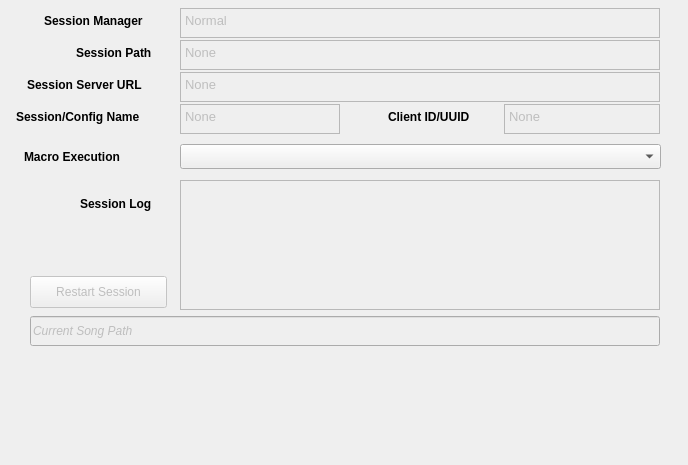
Before: the Qt Designer form seq_qt5/forms/qsessionframe.ui in ahlstromcj/seq66, drawn with Qt 5.
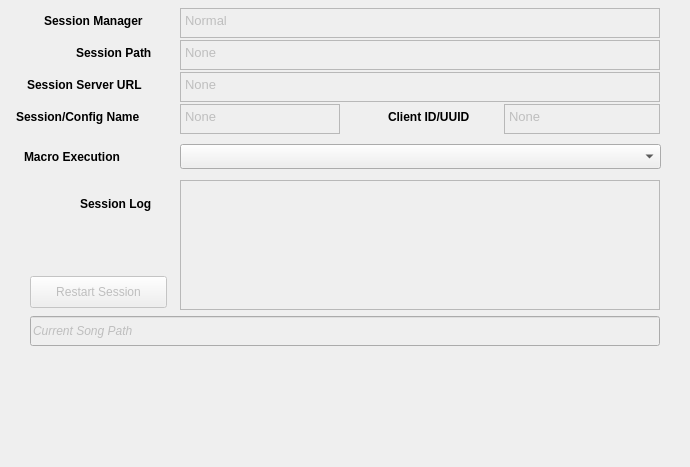
After: the same form once the commit is applied.

```diff
--- a/seq_qt5/forms/qsessionframe.ui
+++ b/seq_qt5/forms/qsessionframe.ui
@@ -6,8 +6,8 @@
    <rect>
     <x>0</x>
     <y>0</y>
-    <width>688</width>
-    <height>465</height>
+    <width>690</width>
+    <height>467</height>
    </rect>
   </property>
   <property name="windowTitle">
```
Left out of the diff: 11 changed lines with no effect on the pictures.
